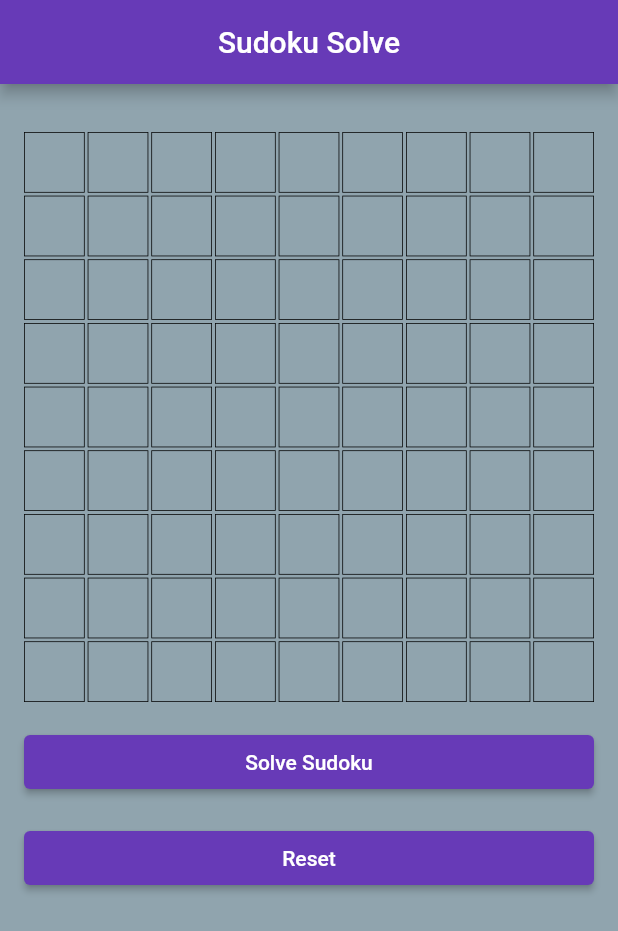
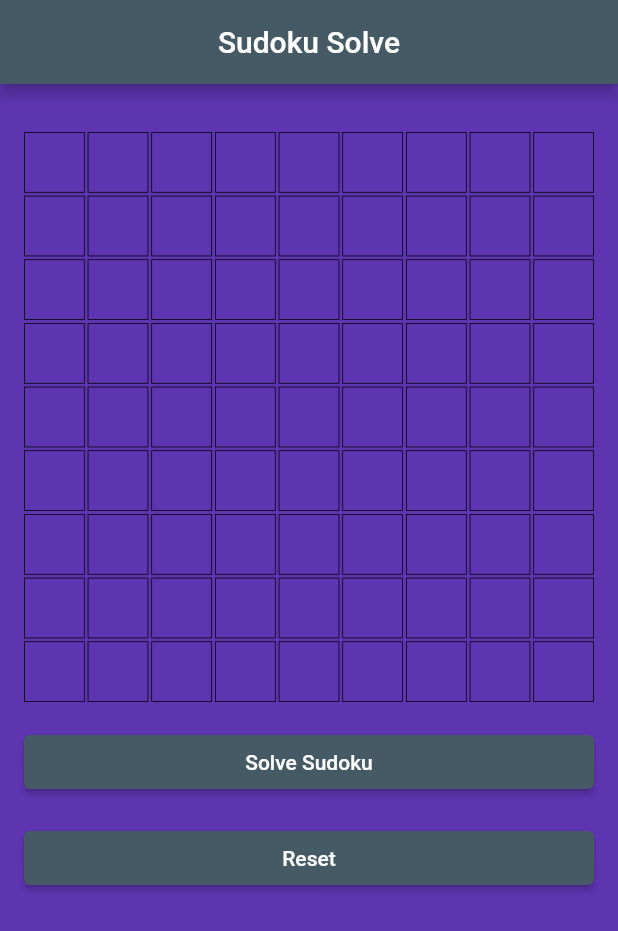
Before and after one commit to cyprianbrzezinski/sudoku, a Flutter app: the screen it shows after launch, on a phone screen of 412 x 824 dp. Shown: the top 931 px of the screen. Run offline on Flutter 3.47's test engine with Material 2 defaults, Android fonts, the phone set to English and light mode, and no system bars.

Commit message:
update custom

```diff
--- a/lib/main.dart
+++ b/lib/main.dart
@@ -9,13 +9,10 @@ class MyApp extends StatelessWidget {
 
   @override
   Widget build(BuildContext context) {
-    return MaterialApp(
+    return const MaterialApp(
       debugShowCheckedModeBanner: false,
       title: 'Sudoku ',
-      theme: ThemeData(
-        primarySwatch: Colors.deepPurple,
-      ),
-      home: const SudokuGame(),
+      home: SudokuGame(),
     );
   }
 }
@@ -135,8 +132,10 @@ class _SudokuGameState extends State<SudokuGame> {
   @override
   Widget build(BuildContext context) {
     return Scaffold(
-    backgroundColor: Colors.blueGrey[300],
+      backgroundColor: Colors.deepPurple[600],
       appBar: AppBar(
+          backgroundColor:Colors.blueGrey.shade700,
+
         title: const Text('Sudoku Solve'),
         centerTitle: true,
       ),
@@ -202,9 +201,10 @@ Widget build(BuildContext context) {
                           ),
                           style: TextStyle(
                             fontSize: 20.0,
-                          color: (board[row][col] >= 1 && board[row][col] <= 9)
-                              ? Colors.yellowAccent // Ustaw kolor tekstu na czerwony, jeśli wartość jest z zakresu od 1 do 9
-                              : Colors.red, // W przeciwnym razie ustaw domyślny kolor tekstu (czarny)
+                            color:
+                                (board[row][col] >= 1 && board[row][col] <= 9)
+                                    ? Colors.yellowAccent
+                                    :Colors.redAccent
                           ),
                         ),
                       ),
@@ -220,6 +220,11 @@ Widget build(BuildContext context) {
               onPressed: () {
                 solveSudoku();
               },
+              style: ButtonStyle(
+                backgroundColor: MaterialStateProperty.all<Color>(
+                 Colors.blueGrey.shade700,
+                ),
+              ),
               child: const Text('Solve Sudoku'),
             ),
             const SizedBox(height: 16.0),
@@ -227,10 +232,16 @@ Widget build(BuildContext context) {
               onPressed: () {
                 resetBoard();
               },
+              style: ButtonStyle(
+                backgroundColor: MaterialStateProperty.all<Color>(
+                 Colors.blueGrey.shade700,
+                ),
+              ),
               child: const Text('Reset'),
             ),
           ],
         ),
       ),
     );
-}}
+  }
+}
```
Lines whose indentation alone changed are shown as unchanged.
